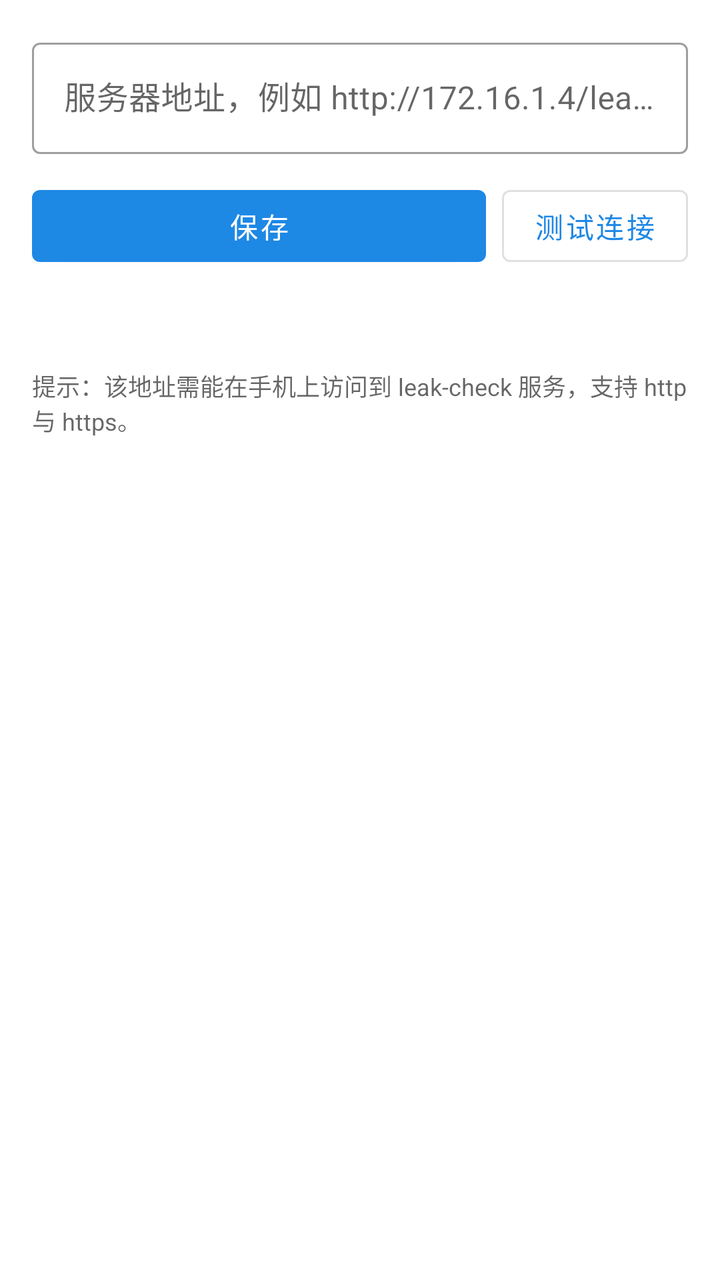
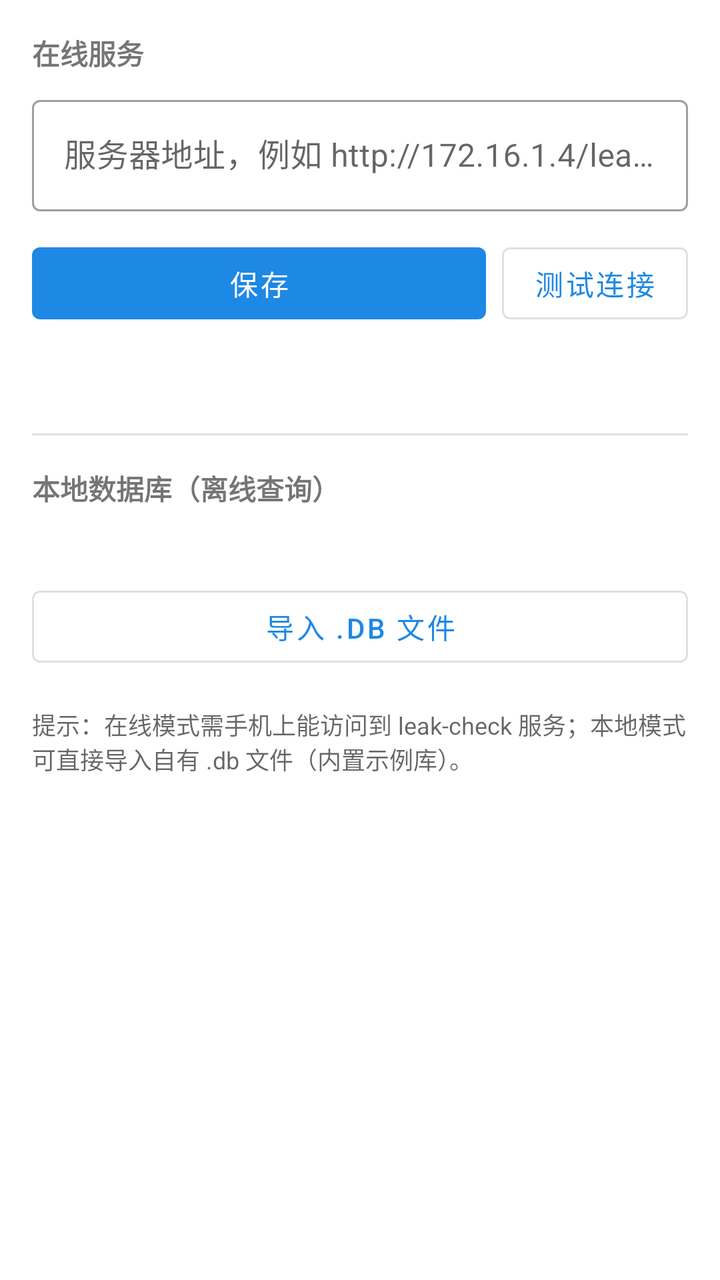

Before-and-after screenshots of an Android layout around one commit, followed by the original layout XML and the change that was made.
<!-- AndroidManifest.xml: application theme Theme.LeakCheck -->
<!-- res/layout/activity_settings.xml -->
<?xml version="1.0" encoding="utf-8"?>
<LinearLayout xmlns:android="http://schemas.android.com/apk/res/android"
    android:layout_width="match_parent"
    android:layout_height="match_parent"
    android:orientation="vertical"
    android:padding="16dp">

    <com.google.android.material.textfield.TextInputLayout
        style="@style/Widget.MaterialComponents.TextInputLayout.OutlinedBox"
        android:layout_width="match_parent"
        android:layout_height="wrap_content"
        android:hint="@string/settings_hint_url">

        <com.google.android.material.textfield.TextInputEditText
            android:id="@+id/inputUrl"
            android:layout_width="match_parent"
            android:layout_height="wrap_content"
            android:inputType="textUri"
            android:maxLines="1" />
    </com.google.android.material.textfield.TextInputLayout>

    <LinearLayout
        android:layout_width="match_parent"
        android:layout_height="wrap_content"
        android:layout_marginTop="12dp"
        android:orientation="horizontal">

        <com.google.android.material.button.MaterialButton
            android:id="@+id/btnSave"
            android:layout_width="0dp"
            android:layout_height="wrap_content"
            android:layout_weight="1"
            android:text="@string/settings_save" />

        <com.google.android.material.button.MaterialButton
            android:id="@+id/btnTest"
            style="@style/Widget.MaterialComponents.Button.OutlinedButton"
            android:layout_width="wrap_content"
            android:layout_height="wrap_content"
            android:layout_marginStart="8dp"
            android:text="@string/settings_test" />
    </LinearLayout>

    <TextView
        android:id="@+id/txtResult"
        android:layout_width="match_parent"
        android:layout_height="wrap_content"
        android:layout_marginTop="12dp"
        android:textSize="14sp" />

    <TextView
        android:layout_width="match_parent"
        android:layout_height="wrap_content"
        android:layout_marginTop="16dp"
        android:text="@string/settings_tip"
        android:textColor="?android:attr/textColorSecondary"
        android:textSize="12sp" />
</LinearLayout>
<!-- resources referenced by this layout -->
<resources>
  <string name="settings_hint_url">服务器地址，例如 http://172.16.1.4/leak-check</string>
  <string name="settings_save">保存</string>
  <string name="settings_test">测试连接</string>
  <string name="settings_tip">提示：该地址需能在手机上访问到 leak-check 服务，支持 http 与 https。</string>
  <style name="Theme.LeakCheck" parent="Theme.MaterialComponents.DayNight.DarkActionBar">
          <item name="colorPrimary">@color/primary</item>
          <item name="colorPrimaryVariant">@color/primary_dark</item>
          <item name="colorOnPrimary">@color/white</item>
          <item name="colorSecondary">@color/accent</item>
          <item name="colorSecondaryVariant">@color/accent</item>
          <item name="colorOnSecondary">@color/white</item>
          <item name="android:statusBarColor" tools:targetApi="l">@color/primary_dark</item>
      </style>
  <color name="primary">#1E88E5</color>
  <color name="primary_dark">#1565C0</color>
  <color name="white">#FFFFFFFF</color>
  <color name="accent">#00897B</color>
</resources>

<!-- the commit's change to res/layout/activity_settings.xml (unified diff, before → after) -->
@@ -1,58 +1,98 @@
 <?xml version="1.0" encoding="utf-8"?>
-<LinearLayout xmlns:android="http://schemas.android.com/apk/res/android"
+<ScrollView xmlns:android="http://schemas.android.com/apk/res/android"
     android:layout_width="match_parent"
-    android:layout_height="match_parent"
-    android:orientation="vertical"
-    android:padding="16dp">
-
-    <com.google.android.material.textfield.TextInputLayout
-        style="@style/Widget.MaterialComponents.TextInputLayout.OutlinedBox"
-        android:layout_width="match_parent"
-        android:layout_height="wrap_content"
-        android:hint="@string/settings_hint_url">
-
-        <com.google.android.material.textfield.TextInputEditText
-            android:id="@+id/inputUrl"
-            android:layout_width="match_parent"
-            android:layout_height="wrap_content"
-            android:inputType="textUri"
-            android:maxLines="1" />
-    </com.google.android.material.textfield.TextInputLayout>
+    android:layout_height="match_parent">
 
     <LinearLayout
         android:layout_width="match_parent"
         android:layout_height="wrap_content"
-        android:layout_marginTop="12dp"
-        android:orientation="horizontal">
+        android:orientation="vertical"
+        android:padding="16dp">
+
+        <TextView
+            android:layout_width="match_parent"
+            android:layout_height="wrap_content"
+            android:text="@string/settings_section_online"
+            android:textStyle="bold" />
+
+        <com.google.android.material.textfield.TextInputLayout
+            style="@style/Widget.MaterialComponents.TextInputLayout.OutlinedBox"
+            android:layout_width="match_parent"
+            android:layout_height="wrap_content"
+            android:layout_marginTop="8dp"
+            android:hint="@string/settings_hint_url">
+
+            <com.google.android.material.textfield.TextInputEditText
+                android:id="@+id/inputUrl"
+                android:layout_width="match_parent"
+                android:layout_height="wrap_content"
+                android:inputType="textUri"
+                android:maxLines="1" />
+        </com.google.android.material.textfield.TextInputLayout>
+
+        <LinearLayout
+            android:layout_width="match_parent"
+            android:layout_height="wrap_content"
+            android:layout_marginTop="12dp"
+            android:orientation="horizontal">
+
+            <com.google.android.material.button.MaterialButton
+                android:id="@+id/btnSave"
+                android:layout_width="0dp"
+                android:layout_height="wrap_content"
+                android:layout_weight="1"
+                android:text="@string/settings_save" />
+
+            <com.google.android.material.button.MaterialButton
+                android:id="@+id/btnTest"
+                style="@style/Widget.MaterialComponents.Button.OutlinedButton"
+                android:layout_width="wrap_content"
+                android:layout_height="wrap_content"
+                android:layout_marginStart="8dp"
+                android:text="@string/settings_test" />
+        </LinearLayout>
+
+        <TextView
+            android:id="@+id/txtResult"
+            android:layout_width="match_parent"
+            android:layout_height="wrap_content"
+            android:layout_marginTop="12dp"
+            android:textSize="14sp" />
+
+        <View
+            android:layout_width="match_parent"
+            android:layout_height="1dp"
+            android:layout_marginTop="20dp"
+            android:background="?android:attr/listDivider" />
+
+        <TextView
+            android:layout_width="match_parent"
+            android:layout_height="wrap_content"
+            android:layout_marginTop="16dp"
+            android:text="@string/settings_section_local"
+            android:textStyle="bold" />
+
+        <TextView
+            android:id="@+id/txtLocalCount"
+            android:layout_width="match_parent"
+            android:layout_height="wrap_content"
+            android:layout_marginTop="8dp"
+            android:textSize="14sp" />
 
         <com.google.android.material.button.MaterialButton
-            android:id="@+id/btnSave"
-            android:layout_width="0dp"
+            android:id="@+id/btnImportDb"
+            style="@style/Widget.MaterialComponents.Button.OutlinedButton"
+            android:layout_width="match_parent"
             android:layout_height="wrap_content"
-            android:layout_weight="1"
-            android:text="@string/settings_save" />
+            android:layout_marginTop="8dp"
+            android:text="@string/settings_import_db" />
 
-        <com.google.android.material.button.MaterialButton
-            android:id="@+id/btnTest"
-            style="@style/Widget.MaterialComponents.Button.OutlinedButton"
-            android:layout_width="wrap_content"
+        <TextView
+            android:layout_width="match_parent"
             android:layout_height="wrap_content"
-            android:layout_marginStart="8dp"
-            android:text="@string/settings_test" />
+            android:layout_marginTop="16dp"
+            android:text="@string/settings_tip"
+            android:textColor="?android:attr/textColorSecondary"
+            android:textSize="12sp" />
     </LinearLayout>
-
-    <TextView
-        android:id="@+id/txtResult"
-        android:layout_width="match_parent"
-        android:layout_height="wrap_content"
-        android:layout_marginTop="12dp"
-        android:textSize="14sp" />
-
-    <TextView
-        android:layout_width="match_parent"
-        android:layout_height="wrap_content"
-        android:layout_marginTop="16dp"
-        android:text="@string/settings_tip"
-        android:textColor="?android:attr/textColorSecondary"
-        android:textSize="12sp" />
-</LinearLayout>
+</ScrollView>
<!-- resource entries referenced after the edit -->
@@ -1,9 +1,12 @@
 <!-- resources referenced by this layout -->
 <resources>
   <string name="settings_hint_url">服务器地址，例如 http://172.16.1.4/leak-check</string>
+  <string name="settings_import_db">导入 .db 文件</string>
   <string name="settings_save">保存</string>
+  <string name="settings_section_local">本地数据库（离线查询）</string>
+  <string name="settings_section_online">在线服务</string>
   <string name="settings_test">测试连接</string>
-  <string name="settings_tip">提示：该地址需能在手机上访问到 leak-check 服务，支持 http 与 https。</string>
+  <string name="settings_tip">提示：在线模式需手机上能访问到 leak-check 服务；本地模式可直接导入自有 .db 文件（内置示例库）。</string>
   <style name="Theme.LeakCheck" parent="Theme.MaterialComponents.DayNight.DarkActionBar">
           <item name="colorPrimary">@color/primary</item>
           <item name="colorPrimaryVariant">@color/primary_dark</item>
